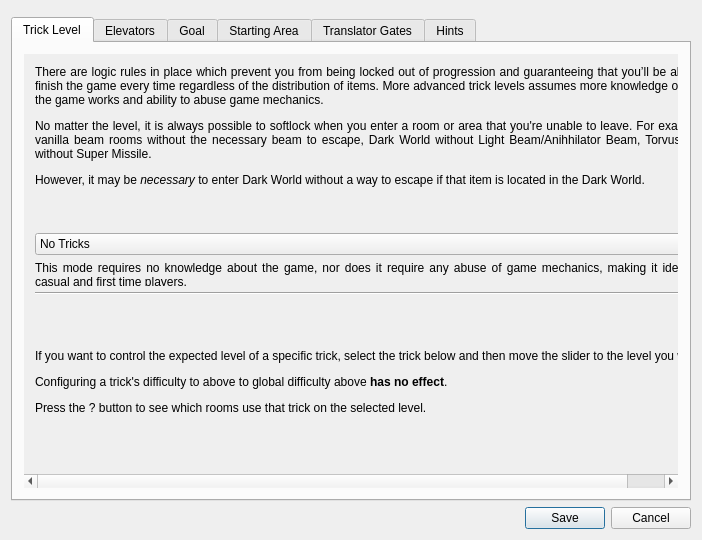
Qt form randovania/gui/ui_files/logic_settings_window.ui (randovania/randovania) before a commit.
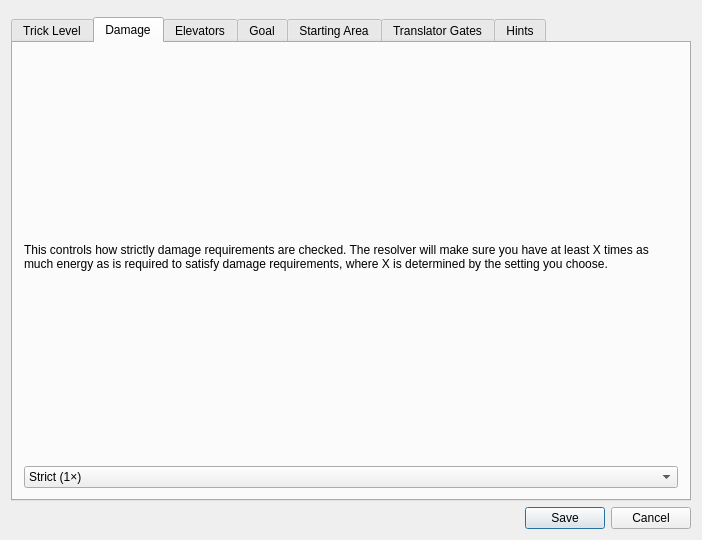
The same form after that commit. The open tabs and pages were chosen to show the change.

Commit message: Add UI to select damage requirement strictness

Diff of the .ui file:
```diff
--- a/randovania/gui/ui_files/logic_settings_window.ui
+++ b/randovania/gui/ui_files/logic_settings_window.ui
@@ -145,6 +145,45 @@
        </item>
       </layout>
      </widget>
+     <widget class="QWidget" name="damage_tab">
+      <attribute name="title">
+       <string>Damage</string>
+      </attribute>
+      <layout class="QVBoxLayout" name="verticalLayout_2">
+       <item>
+        <widget class="QLabel" name="damage_label">
+         <property name="text">
+          <string>&lt;html&gt;&lt;head/&gt;&lt;body&gt;&lt;p&gt;This controls how strictly damage requirements are checked. The resolver will make sure you have at least X times as much energy as is required to satisfy damage requirements, where X is determined by the setting you choose.&lt;/p&gt;&lt;/body&gt;&lt;/html&gt;</string>
+         </property>
+         <property name="wordWrap">
+          <bool>true</bool>
+         </property>
+        </widget>
+       </item>
+       <item>
+        <widget class="QComboBox" name="damage_combo">
+         <property name="currentText">
+          <string>Medium (1.5×)</string>
+         </property>
+         <item>
+          <property name="text">
+           <string>Strict (1×)</string>
+          </property>
+         </item>
+         <item>
+          <property name="text">
+           <string>Medium (1.5×)</string>
+          </property>
+         </item>
+         <item>
+          <property name="text">
+           <string>Lenient (2×)</string>
+          </property>
+         </item>
+        </widget>
+       </item>
+      </layout>
+     </widget>
      <widget class="QWidget" name="elevator_tab">
       <attribute name="title">
        <string>Elevators</string>
```
